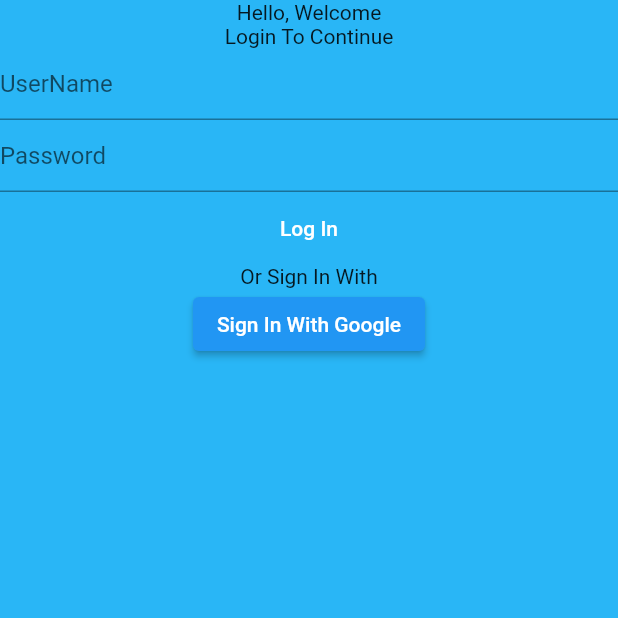
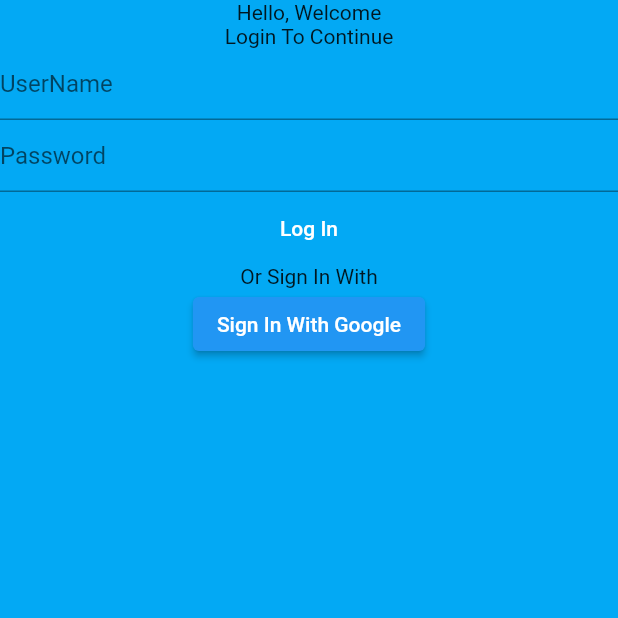
Before and after one commit to flutter-preview/AbdulRahmanMudasser-Flutter-Tutorial, a Flutter app: the screen it shows after launch, on a phone screen of 412 x 824 dp, the top half of it. Run offline on Flutter 3.47's test engine with Material 2 defaults, Android fonts, the light colour scheme and no system bars.

Commit message:
Added assets to yaml file and created a button for google sign in

```diff
--- a/lib/main.dart
+++ b/lib/main.dart
@@ -11,7 +11,7 @@
   Widget build(BuildContext context) {
     return MaterialApp(
       home: Scaffold(
-        backgroundColor: Colors.lightBlue[400],
+        backgroundColor: Colors.lightBlue[500],
         body: Column(
           children: [
             const Text("Hello, Welcome"),
@@ -35,7 +35,7 @@
             ElevatedButton(
               onPressed: () {},
               child: const Text("Sign In With Google"),
-            )
+            ),
           ],
         ),
       ),
--- a/pubspec.yaml
+++ b/pubspec.yaml
@@ -59,8 +59,8 @@
   uses-material-design: true
 
   # To add assets to your application, add an assets section, like this:
-  # assets:
-  #   - images/a_dot_burr.jpeg
+  assets:
+    - assets/images/
   #   - images/a_dot_ham.jpeg
 
   # An image asset can refer to one or more resolution-specific "variants", see
```
